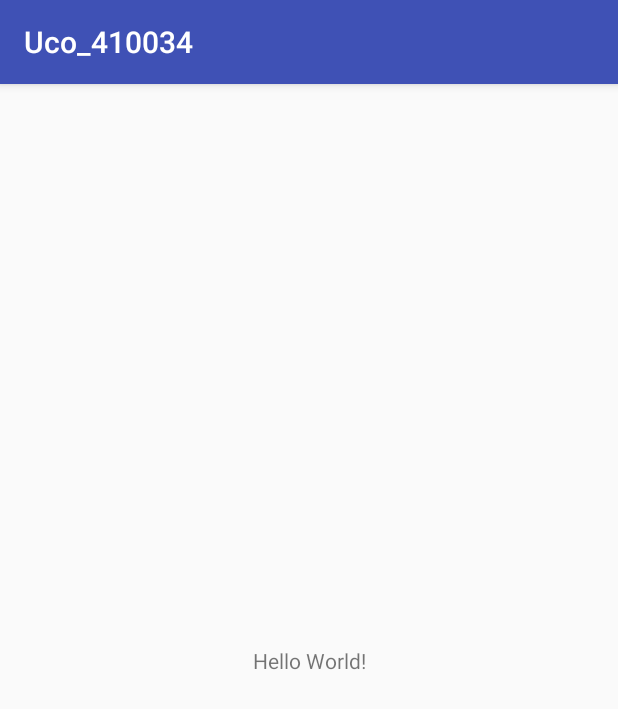
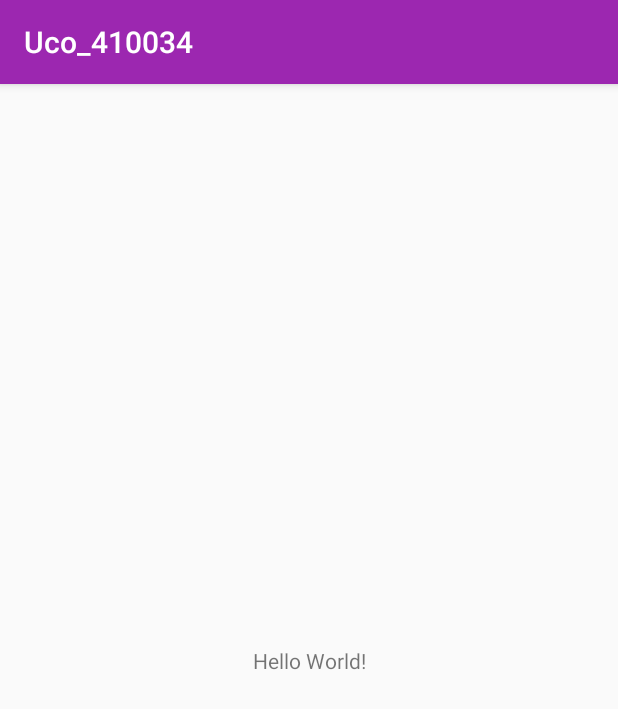
Before and after one commit to Lukas-Razz/PV256-Project, an Android app: the screen it shows after launch (MainActivity), on a phone screen of 412 x 824 dp. Shown: the top 709 px of the screen. Run offline under Robolectric (Android 15) with nearby library versions, the phone set to English and light mode, and no system bars.

Commit message:
themes added

```diff
--- a/app/src/main/AndroidManifest.xml
+++ b/app/src/main/AndroidManifest.xml
@@ -6,9 +6,8 @@
         android:allowBackup="true"
         android:icon="@mipmap/ic_launcher"
         android:label="@string/app_name"
-        android:roundIcon="@mipmap/ic_launcher_round"
         android:supportsRtl="true"
-        android:theme="@style/AppTheme">
+        android:theme="@style/AppTheme.1">
         <activity android:name=".MainActivity">
             <intent-filter>
                 <action android:name="android.intent.action.MAIN" />
--- a/app/src/main/res/values/colors.xml
+++ b/app/src/main/res/values/colors.xml
@@ -1,6 +1,18 @@
 <?xml version="1.0" encoding="utf-8"?>
 <resources>
-    <color name="colorPrimary">#3F51B5</color>
-    <color name="colorPrimaryDark">#303F9F</color>
-    <color name="colorAccent">#FF4081</color>
+    <!--AppTheme-->
+    <color name="primary_text">#212121</color>
+    <color name="secondary_text">#757575</color>
+    <color name="icons">#FFFFFF</color>
+    <color name="divider">#BDBDBD</color>
+    <!--AppTheme.1-->
+    <color name="primary_1">#9C27B0</color>
+    <color name="primary_dark_1">#7B1FA2</color>
+    <color name="primary_light_1">#E1BEE7</color>
+    <color name="accent_1">#4CAF50</color>
+    <!--AppTheme.2-->
+    <color name="primary_2">#3F51B5</color>
+    <color name="primary_dark_2">#303F9F</color>
+    <color name="primary_light_2">#C5CAE9</color>
+    <color name="accent_2">#ffc107</color>
 </resources>
--- a/app/src/main/res/values/strings.xml
+++ b/app/src/main/res/values/strings.xml
@@ -1,3 +1,4 @@
+<?xml version="1.0" encoding="utf-8"?>
 <resources>
     <string name="app_name">Uco_410034</string>
 </resources>
--- a/app/src/main/res/values/styles.xml
+++ b/app/src/main/res/values/styles.xml
@@ -1,11 +1,4 @@
+<?xml version="1.0" encoding="utf-8"?>
 <resources>
 
-    <!-- Base application theme. -->
-    <style name="AppTheme" parent="Theme.AppCompat.Light.DarkActionBar">
-        <!-- Customize your theme here. -->
-        <item name="colorPrimary">@color/colorPrimary</item>
-        <item name="colorPrimaryDark">@color/colorPrimaryDark</item>
-        <item name="colorAccent">@color/colorAccent</item>
-    </style>
-
 </resources>
--- /dev/null
+++ b/app/src/main/res/values/theme.xml
@@ -0,0 +1,18 @@
+<?xml version="1.0" encoding="utf-8"?>
+<resources>
+    <style name="AppTheme" parent="Theme.AppCompat.Light.DarkActionBar">
+        <item name="textColorPrimary">@color/primary_text</item>
+        <item name="textColorSecondary">@color/secondary_text</item>
+
+    </style>
+    <style name="AppTheme.1">
+        <item name="colorPrimary">@color/primary_1</item>
+        <item name="colorPrimaryDark">@color/primary_dark_1</item>
+        <item name="colorAccent">@color/accent_1</item>
+    </style>
+    <style name="AppTheme.2">
+        <item name="colorPrimary">@color/primary_2</item>
+        <item name="colorPrimaryDark">@color/primary_dark_2</item>
+        <item name="colorAccent">@color/accent_2</item>
+    </style>
+</resources>
```
Also changed, not shown: app/src/main/res/mipmap-hdpi/ic_launcher.png (deleted), app/src/main/res/mipmap-hdpi/ic_launcher_round.png (deleted), app/src/main/res/mipmap-mdpi/ic_launcher.png (deleted), app/src/main/res/mipmap-mdpi/ic_launcher_round.png (deleted), app/src/main/res/mipmap-xhdpi/ic_launcher.png (deleted), app/src/main/res/mipmap-xhdpi/ic_launcher_round.png (deleted), app/src/main/res/mipmap-xxhdpi/ic_launcher.png (deleted), app/src/main/res/mipmap-xxhdpi/ic_launcher_round.png (deleted), app/src/main/res/mipmap-xxxhdpi/ic_launcher.png (deleted), app/src/main/res/mipmap-xxxhdpi/ic_launcher_round.png (deleted).
